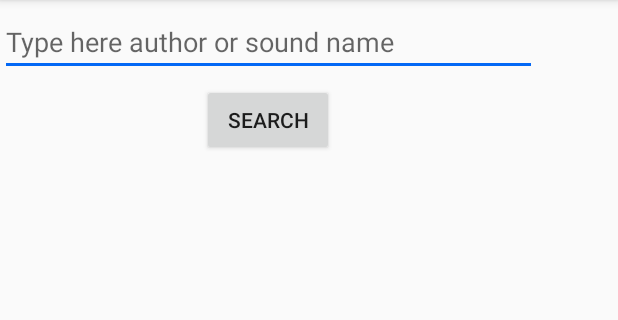
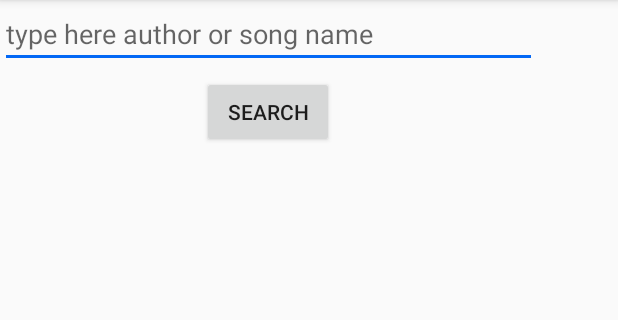
Before and after one commit to ilyademidow/m_downloader, an Android app: the screen it shows after launch (SongActivity), on a phone screen of 412 x 824 dp, the part 84-404 px from its top. Run offline under Robolectric (Android 15) with nearby library versions, the light colour scheme and no system bars.

Commit message:
Change type of the search text element. Add Enter press event for the sound searching

```diff
--- a/app/src/main/java/com/ilyademidow/mdownloader/SongActivity.java
+++ b/app/src/main/java/com/ilyademidow/mdownloader/SongActivity.java
@@ -3,8 +3,10 @@ package com.ilyademidow.mdownloader;
 import android.Manifest;
 import android.os.Bundle;
 import android.support.v4.app.ActivityCompat;
+import android.view.KeyEvent;
 import android.view.View;
 import android.widget.Button;
+import android.widget.EditText;
 import com.ilyademidow.mdownloader.controllers.SoundTrackListBuilder;
 
 /**
@@ -27,6 +29,19 @@ public class SongActivity extends MainActivity {
         super.onCreate(savedInstanceState);
         setContentView(R.layout.activity_main);
 
+        EditText searchInput = (EditText) findViewById((R.id.search_edit_text_field));
+        searchInput.setOnKeyListener(new View.OnKeyListener() {
+            @Override
+            public boolean onKey(View v, int keyCode, KeyEvent event) {
+                if(KeyEvent.KEYCODE_ENTER == keyCode) {
+                    new SoundTrackListBuilder(SongActivity.this).execute();
+                }
+                return true;
+            }
+
+
+        });
+
         Button searchButton = (Button) findViewById(R.id.search_button);
         searchButton.setOnClickListener(new View.OnClickListener() {
             @Override
--- a/app/src/main/res/layout/activity_main.xml
+++ b/app/src/main/res/layout/activity_main.xml
@@ -4,7 +4,7 @@
         xmlns:tools="http://schemas.android.com/tools"
         android:layout_width="match_parent"
         android:layout_height="match_parent"
-        tools:context="com.example.ilya.mdownloader.com.example.ilya.mdownloader.MainActivity">
+        tools:context="com.ilyademidow.mdownloader.MainActivity">
 
 
     <LinearLayout
@@ -20,11 +20,9 @@
         <EditText
                 android:layout_width="match_parent"
                 android:layout_height="wrap_content"
-                android:inputType="textMultiLine"
+                android:inputType="textPersonName"
                 android:ems="10"
-                android:id="@+id/search_edit_text_field"
-                android:layout_marginTop="5dp"
-                android:hint="Type here author or sound name"/>
+                android:id="@+id/search_edit_text_field" android:hint="type here author or song name"/>
         <Button
                 android:text="Search"
                 android:layout_width="wrap_content"
@@ -46,7 +44,8 @@
                     tools:layout_editor_absoluteY="8dp"
                     tools:layout_editor_absoluteX="8dp"
                     android:gravity="center"
-                    android:orientation="vertical"/>
+                    android:orientation="vertical">
+            </LinearLayout>
         </ScrollView>
     </LinearLayout>
 </android.support.constraint.ConstraintLayout>
```
